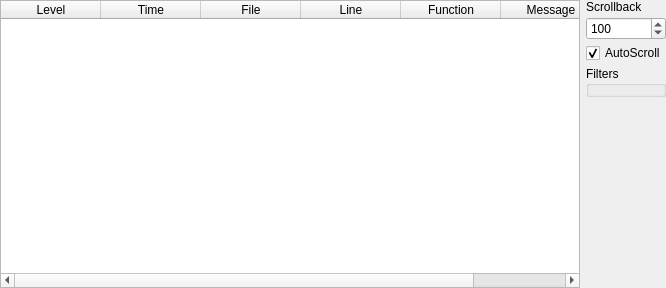
Before: the Qt Designer form utils/widgets/loggerWidget.ui in NickPenkrat/corecvs, drawn with Qt 5.
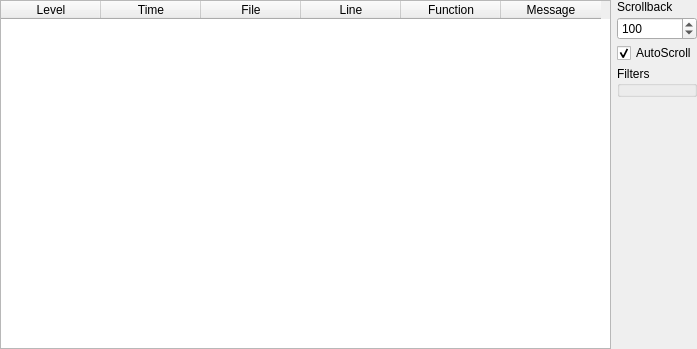
After: the same form once the commit is applied.

Commit message: Start filling widgets with logic

The edit to the form file:
```diff
--- a/utils/widgets/loggerWidget.ui
+++ b/utils/widgets/loggerWidget.ui
@@ -6,8 +6,8 @@
    <rect>
     <x>0</x>
     <y>0</y>
-    <width>666</width>
-    <height>288</height>
+    <width>697</width>
+    <height>349</height>
    </rect>
   </property>
   <property name="windowTitle">
```
Left out of the diff: 22 changed lines with no effect on the pictures.
